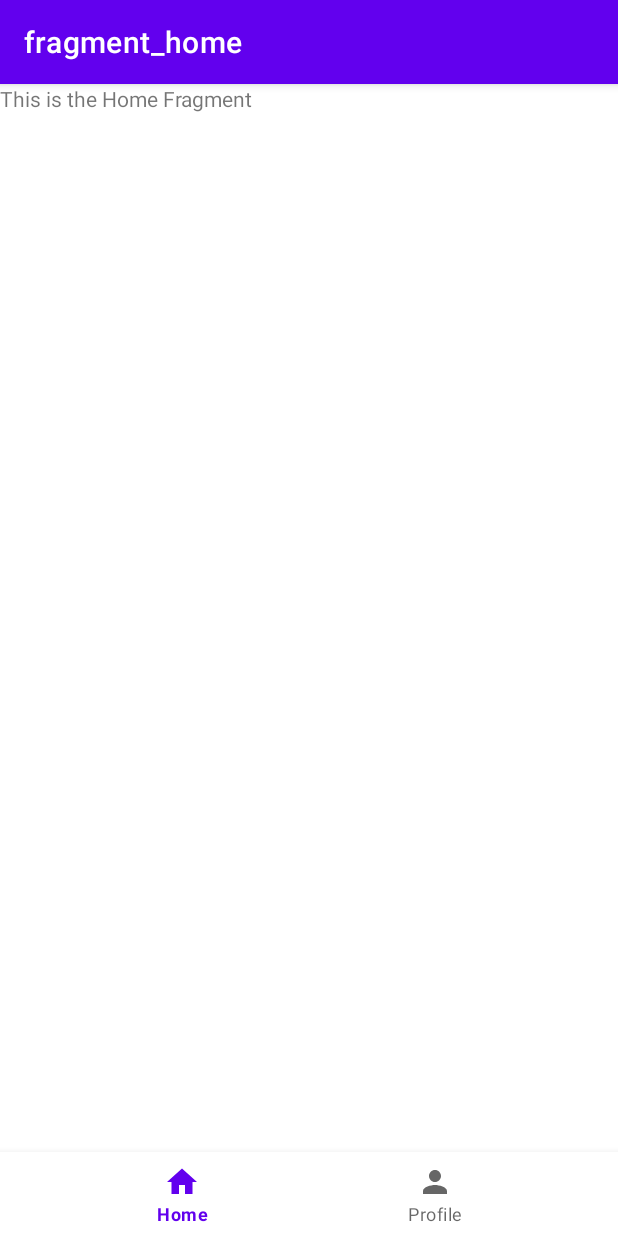
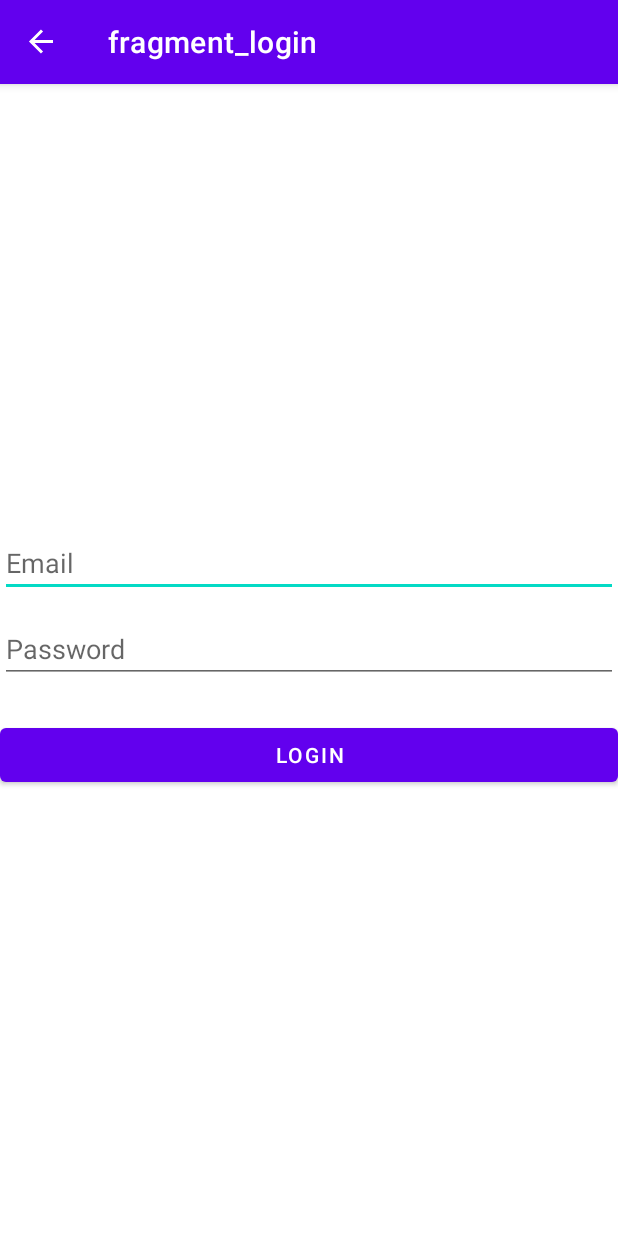
Before and after one commit to Zsanett1/Android, an Android app: the screen it shows after launch (MainActivity), after a tap on "START", on a phone screen of 412 x 824 dp. Run offline under Robolectric (Android 15) with nearby library versions, the phone set to English and light mode, and no system bars; our stand-ins replace navigation-ui.

Commit message:
Labor 6 befejezve

```diff
--- a/app/src/main/AndroidManifest.xml
+++ b/app/src/main/AndroidManifest.xml
@@ -1,6 +1,8 @@
 <?xml version="1.0" encoding="utf-8"?>
 <manifest xmlns:android="http://schemas.android.com/apk/res/android"
           xmlns:tools="http://schemas.android.com/tools">
+
+    <uses-permission android:name="android.permission.INTERNET" />
 
     <application
             android:allowBackup="true"
@@ -11,13 +13,13 @@
             android:roundIcon="@mipmap/ic_launcher_round"
             android:supportsRtl="true"
             android:theme="@style/Theme.Activity"
+            android:usesCleartextTraffic="true"
             tools:targetApi="31">
         <activity
                 android:name=".SplashActivity"
                 android:exported="true">
             <intent-filter>
                 <action android:name="android.intent.action.MAIN"/>
-
                 <category android:name="android.intent.category.LAUNCHER"/>
             </intent-filter>
         </activity>
--- a/app/src/main/java/com/example/activity/MainActivity.kt
+++ b/app/src/main/java/com/example/activity/MainActivity.kt
@@ -1,6 +1,7 @@
 package com.example.activity
 
 import android.os.Bundle
+import android.view.View
 import androidx.appcompat.app.AppCompatActivity
 import androidx.navigation.fragment.NavHostFragment
 import androidx.navigation.ui.AppBarConfiguration
@@ -34,5 +35,17 @@ class MainActivity : AppCompatActivity() {
 
         // BottomNavigationView összekötése a NavController-rel
         binding.bottomNav.setupWithNavController(navController)
+
+        navController.addOnDestinationChangedListener { _, destination, _ ->
+            when (destination.id) {
+                R.id.loginFragment, R.id.registerFragment -> {
+                    binding.bottomNav.visibility = View.GONE
+                }
+                else -> {
+                    binding.bottomNav.visibility = View.VISIBLE
+                }
+            }
+        }
+
     }
 }
--- /dev/null
+++ b/app/src/main/java/com/example/activity/model/AuthRequest.kt
@@ -0,0 +1,6 @@
+package com.example.activity.model
+
+data class AuthRequest(
+    val email: String,
+    val password: String
+)
--- /dev/null
+++ b/app/src/main/java/com/example/activity/network/AuthApiService.kt
@@ -0,0 +1,13 @@
+package com.example.activity.network
+
+import retrofit2.Response
+import retrofit2.http.Body
+import retrofit2.http.POST
+import com.example.activity.model.AuthRequest
+import com.example.activity.model.AuthResponse
+
+interface ApiService {
+
+    @POST("/auth/local/signin")
+    suspend fun login(@Body request: AuthRequest): Response<AuthResponse>
+}
--- /dev/null
+++ b/app/src/main/java/com/example/activity/network/AuthInterceptor.kt
@@ -0,0 +1,17 @@
+package com.example.activity.network
+
+import android.content.Context
+import com.example.activity.utils.SessionManager
+import okhttp3.Interceptor
+import okhttp3.Response
+class AuthInterceptor(context: Context) : Interceptor {
+    private val sessionManager =
+        SessionManager(context.applicationContext)
+    override fun intercept(chain: Interceptor.Chain): Response {
+        val requestBuilder = chain.request().newBuilder()
+        sessionManager.fetchAuthToken()?.let {
+            requestBuilder.addHeader("Authorization", "Bearer $it")
+        }
+        return chain.proceed(requestBuilder.build())
+    }
+}
--- /dev/null
+++ b/app/src/main/java/com/example/activity/network/RetrofitClient.kt
@@ -0,0 +1,46 @@
+package com.example.activity.network
+
+import retrofit2.Retrofit
+import retrofit2.converter.gson.GsonConverterFactory
+import android.content.Context
+import com.example.activity.network.ApiService
+import com.example.activity.utils.SessionManager
+import okhttp3.Interceptor
+import okhttp3.OkHttpClient
+import okhttp3.logging.HttpLoggingInterceptor
+
+object RetrofitClient {
+    private const val BASE_URL = "http://10.0.2.2:8080"
+    fun getInstance(context: Context): ApiService {
+
+        // 🔹 1. Logging interceptor (kiírja a kéréseket)
+        val logging = HttpLoggingInterceptor()
+        logging.setLevel(HttpLoggingInterceptor.Level.BODY)
+
+        // 🔹 2. Token interceptor (Authorization header)
+        val tokenInterceptor = Interceptor { chain ->
+            val token = SessionManager(context).fetchAuthToken()
+            val request = if (token != null) {
+                chain.request().newBuilder()
+                    .addHeader("Authorization", "Bearer $token")
+                    .build()
+            } else {
+                chain.request()
+            }
+            chain.proceed(request)
+        }
+
+        // 🔹 3. Build OkHttp client ezekkel az interceptorokkal
+        val client = OkHttpClient.Builder()
+            .addInterceptor(logging)
+            .addInterceptor(AuthInterceptor(context.applicationContext))
+            .build()
+
+        return Retrofit.Builder()
+            .baseUrl(BASE_URL)
+            .client(client)
+            .addConverterFactory(GsonConverterFactory.create())
+            .build()
+            .create(ApiService::class.java)
+    }
+}
--- /dev/null
+++ b/app/src/main/java/com/example/activity/repository/AuthRepository.kt
@@ -0,0 +1,12 @@
+package com.example.activity.repository
+
+import android.content.Context
+import com.example.activity.model.AuthRequest
+import com.example.activity.network.RetrofitClient
+
+
+class AuthRepository(context: Context) {
+    private val api = RetrofitClient.getInstance(context)
+    suspend fun login(email: String, password: String) =
+        api.login(AuthRequest(email = email, password = password))
+}
--- /dev/null
+++ b/app/src/main/java/com/example/activity/ui/auth/LoginViewModel.kt
@@ -0,0 +1,36 @@
+package com.example.activity.ui.auth
+
+import android.app.Application
+import androidx.lifecycle.AndroidViewModel
+import androidx.lifecycle.LiveData
+import androidx.lifecycle.MutableLiveData
+import androidx.lifecycle.viewModelScope
+import com.example.activity.model.AuthResponse
+import com.example.activity.repository.AuthRepository
+import kotlinx.coroutines.launch
+import retrofit2.Response
+
+class AuthViewModel(application: Application) :
+    AndroidViewModel(application) {
+    private val repository = AuthRepository(application)
+    private val _authResult = MutableLiveData<Result<AuthResponse>>()
+    val authResult: LiveData<Result<AuthResponse>> = _authResult
+    fun login(email: String, password: String) {
+        viewModelScope.launch {
+            try {
+                val response = repository.login(email, password)
+                handleResponse(response)
+            } catch (e: Exception) {
+                _authResult.postValue(Result.failure(e))
+            }
+        }
+    }
+
+    private fun handleResponse(response: Response<AuthResponse>) {
+        if (response.isSuccessful && response.body() != null) {
+            _authResult.postValue(Result.success(response.body()!!))
+        } else {
+            _authResult.postValue(Result.failure(Exception("Auth failed: ${response.code()}")))
+        }
+    }
+}
--- /dev/null
+++ b/app/src/main/java/com/example/activity/utils/SessionManager.kt
@@ -0,0 +1,21 @@
+package com.example.activity.utils
+
+import android.content.Context
+import android.content.SharedPreferences
+
+class SessionManager(context: Context) {
+    private val prefs: SharedPreferences =
+        context.getSharedPreferences("auth_prefs", Context.MODE_PRIVATE)
+    companion object {
+        private const val KEY_AUTH_TOKEN = "auth_token"
+    }
+    fun saveAuthToken(token: String) {
+        prefs.edit().putString(KEY_AUTH_TOKEN, token).apply()
+    }
+    fun fetchAuthToken(): String? {
+        return prefs.getString(KEY_AUTH_TOKEN, null)
+    }
+    fun clearAuthToken() {
+        prefs.edit().remove(KEY_AUTH_TOKEN).apply()
+    }
+}
--- a/app/src/main/res/layout/fragment_login.xml
+++ b/app/src/main/res/layout/fragment_login.xml
@@ -8,16 +8,25 @@
               android:orientation="vertical"
               tools:context=".ui.auth.LoginFragment">
 
-    <TextView
-            android:layout_width="wrap_content"
+    <EditText
+            android:id="@+id/editTextEmail"
+            android:layout_width="match_parent"
             android:layout_height="wrap_content"
-            android:text="Login Fragment"
-            android:textSize="22sp"
-            android:layout_marginBottom="16dp" />
+            android:hint="Email"
+            android:inputType="textEmailAddress"
+            android:layout_marginBottom="12dp" />
+
+    <EditText
+            android:id="@+id/editTextPassword"
+            android:layout_width="match_parent"
+            android:layout_height="wrap_content"
+            android:hint="Password"
+            android:inputType="textPassword"
+            android:layout_marginBottom="24dp" />
 
     <Button
-            android:id="@+id/btnLogin"
-            android:layout_width="wrap_content"
+            android:id="@+id/buttonLogin"
+            android:layout_width="match_parent"
             android:layout_height="wrap_content"
             android:text="Login" />
 </LinearLayout>
--- a/app/src/main/res/navigation/nav_graph.xml
+++ b/app/src/main/res/navigation/nav_graph.xml
@@ -3,7 +3,7 @@
             xmlns:app="http://schemas.android.com/apk/res-auto"
             xmlns:tools="http://schemas.android.com/tools"
             android:id="@+id/nav_graph"
-            app:startDestination="@id/homeFragment">
+            app:startDestination="@id/loginFragment">
 
     <fragment
             android:id="@+id/homeFragment"
```
Also changed, not shown: app/build.gradle.kts (+12 -0 lines), app/src/main/java/com/example/activity/model/AuthResponse.kt (added, +18 -0 lines), app/src/main/java/com/example/activity/ui/auth/LoginFragment.kt (+41 -9 lines), app/src/main/java/com/example/activity/ui/home/HomeFragment.kt (+12 -1 lines).
